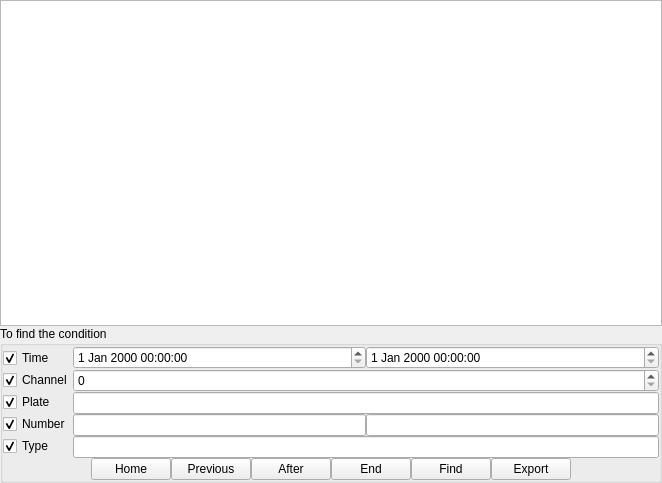
First picture: the form in MainUI/databasewidget.ui, repository 519984307/Container_20191221, before the edit.
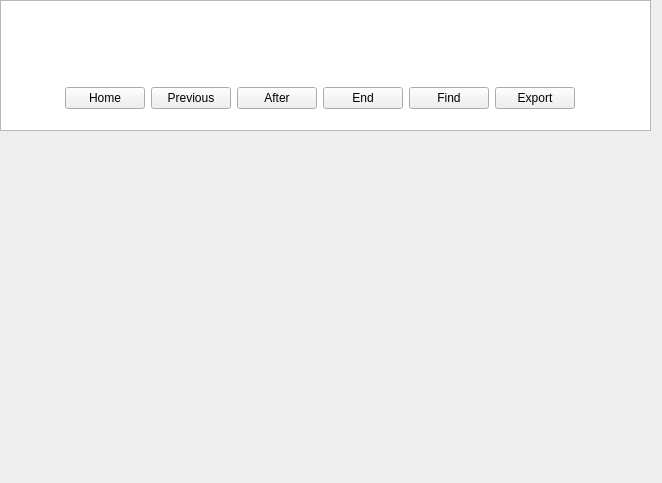
Second picture: the form after the edit.

What changed in the file:
```diff
--- a/MainUI/databasewidget.ui
+++ b/MainUI/databasewidget.ui
@@ -13,134 +13,25 @@
   <property name="windowTitle">
    <string>Form</string>
   </property>
-  <layout class="QGridLayout" name="gridLayout_2">
-   <property name="leftMargin">
-    <number>0</number>
+  <widget class="QColumnView" name="columnView">
+   <property name="geometry">
+    <rect>
+     <x>0</x>
+     <y>0</y>
+     <width>651</width>
+     <height>131</height>
+    </rect>
    </property>
-   <property name="topMargin">
-    <number>0</number>
-   </property>
-   <property name="rightMargin">
-    <number>0</number>
-   </property>
-   <property name="bottomMargin">
-    <number>0</number>
-   </property>
-   <property name="spacing">
-    <number>0</number>
-   </property>
-   <item row="0" column="0">
-    <widget class="QColumnView" name="columnView"/>
-   </item>
-   <item row="1" column="0">
-    <widget class="QGroupBox" name="groupBox">
-     <property name="title">
-      <string>To find the condition</string>
-     </property>
-     <layout class="QGridLayout" name="gridLayout">
-      <property name="leftMargin">
-       <number>0</number>
-      </property>
-      <property name="topMargin">
-       <number>0</number>
-      </property>
-      <property name="rightMargin">
-       <number>0</number>
-      </property>
-      <property name="bottomMargin">
-       <number>0</number>
-      </property>
-      <property name="spacing">
-       <number>0</number>
-      </property>
-      <item row="0" column="0">
-       <layout class="QVBoxLayout" name="verticalLayout">
-        <item>
-         <widget class="QCheckBox" name="checkBox">
-          <property name="text">
-           <string>Time</string>
-          </property>
-          <property name="checked">
-           <bool>true</bool>
-          </property>
-         </widget>
-        </item>
-        <item>
-         <widget class="QCheckBox" name="checkBox_2">
-          <property name="text">
-           <string>Channel</string>
-          </property>
-          <property name="checked">
-           <bool>true</bool>
-          </property>
-         </widget>
-        </item>
-        <item>
-         <widget class="QCheckBox" name="checkBox_3">
-          <property name="text">
-           <string>Plate</string>
-          </property>
-          <property name="checked">
-           <bool>true</bool>
-          </property>
-         </widget>
-        </item>
-        <item>
-         <widget class="QCheckBox" name="checkBox_4">
-          <property name="text">
-           <string>Number</string>
-          </property>
-          <property name="checked">
-           <bool>true</bool>
-          </property>
-         </widget>
-        </item>
-        <item>
-         <widget class="QCheckBox" name="checkBox_5">
-          <property name="text">
-           <string>Type</string>
-          </property>
-          <property name="checked">
-           <bool>true</bool>
-          </property>
-         </widget>
-        </item>
-       </layout>
-      </item>
-      <item row="0" column="1">
-       <layout class="QVBoxLayout" name="verticalLayout_2">
-        <item>
-         <layout class="QHBoxLayout" name="horizontalLayout">
-          <item>
-           <widget class="QDateTimeEdit" name="dateTimeEdit"/>
-          </item>
-          <item>
-           <widget class="QDateTimeEdit" name="dateTimeEdit_2"/>
-          </item>
-         </layout>
-        </item>
-        <item>
-         <widget class="QSpinBox" name="spinBox"/>
-        </item>
-        <item>
-         <widget class="QLineEdit" name="lineEdit"/>
-        </item>
-        <item>
-         <layout class="QHBoxLayout" name="horizontalLayout_2">
-          <item>
-           <widget class="QLineEdit" name="lineEdit_2"/>
-          </item>
-          <item>
-           <widget class="QLineEdit" name="lineEdit_3"/>
-          </item>
-         </layout>
-        </item>
-        <item>
-         <widget class="QLineEdit" name="lineEdit_4"/>
-        </item>
-       </layout>
-      </item>
-      <item row="1" column="0" colspan="2">
+  </widget>
+  <widget class="QWidget" name="">
+   <property name="geometry">
+    <rect>
+     <x>20</x>
+     <y>80</y>
+     <width>599</width>
+     <height>36</height>
+    </rect>
+   </property>
        <layout class="QHBoxLayout" name="horizontalLayout_3">
         <item>
          <spacer name="horizontalSpacer">
@@ -211,11 +102,7 @@
          </spacer>
         </item>
        </layout>
-      </item>
-     </layout>
-    </widget>
-   </item>
-  </layout>
+  </widget>
  </widget>
  <resources/>
  <connections>
```
Left out of the diff: 115 changed lines with no effect on the pictures. Lines whose indentation alone changed are shown as unchanged.
